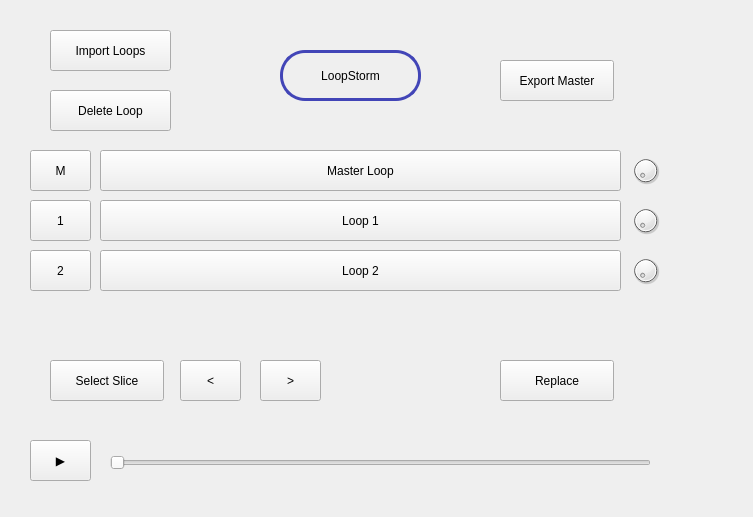
Old version of the form src/FrontEnd/LoopStormInterface.ui in the repository rogerpurgimon/loopstorm.
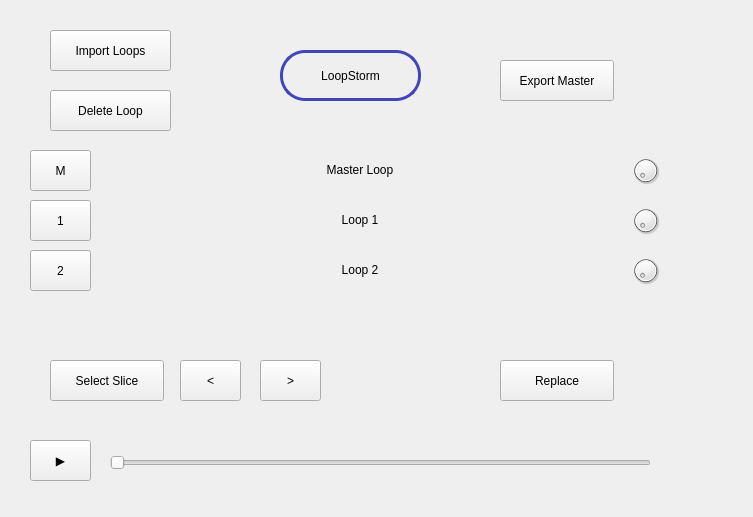
New version of the form.

What changed in the file:
```diff
--- a/src/FrontEnd/LoopStormInterface.ui
+++ b/src/FrontEnd/LoopStormInterface.ui
@@ -225,60 +225,65 @@
      <string>LoopStorm</string>
     </property>
    </widget>
-   <widget class="QPushButton" name="pushButton_13">
+   <widget class="QLabel" name="loop0">
     <property name="geometry">
      <rect>
       <x>100</x>
       <y>150</y>
-      <width>521</width>
-      <height>41</height>
+      <width>520</width>
+      <height>40</height>
      </rect>
     </property>
     <property name="text">
      <string>Master Loop</string>
     </property>
+    <property name="scaledContents">
+     <bool>true</bool>
+    </property>
+    <property name="alignment">
+     <set>Qt::AlignCenter</set>
+    </property>
    </widget>
-   <widget class="QPushButton" name="pushButton_14">
+   <widget class="QLabel" name="loop1">
+    <property name="enabled">
+     <bool>true</bool>
+    </property>
     <property name="geometry">
      <rect>
       <x>100</x>
       <y>200</y>
-      <width>521</width>
-      <height>41</height>
+      <width>520</width>
+      <height>40</height>
      </rect>
     </property>
     <property name="text">
      <string>Loop 1</string>
     </property>
+    <property name="scaledContents">
+     <bool>true</bool>
+    </property>
+    <property name="alignment">
+     <set>Qt::AlignCenter</set>
+    </property>
    </widget>
-   <widget class="QPushButton" name="pushButton_15">
+   <widget class="QLabel" name="loop2">
     <property name="geometry">
      <rect>
       <x>100</x>
       <y>250</y>
-      <width>521</width>
-      <height>41</height>
+      <width>520</width>
+      <height>40</height>
      </rect>
     </property>
     <property name="text">
      <string>Loop 2</string>
     </property>
-   </widget>
-   <widget class="QLabel" name="LoopPic1">
-    <property name="geometry">
-     <rect>
-      <x>100</x>
-      <y>150</y>
-      <width>521</width>
-      <height>41</height>
-     </rect>
-    </property>
-    <property name="text">
-     <string/>
-    </property>
     <property name="scaledContents">
      <bool>true</bool>
     </property>
+    <property name="alignment">
+     <set>Qt::AlignCenter</set>
+    </property>
    </widget>
   </widget>
  </widget>
```
